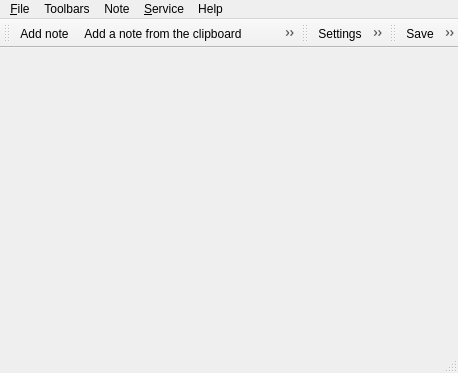
Qt form Manager/Manager.ui (gil9red/NotesManager) before a commit.
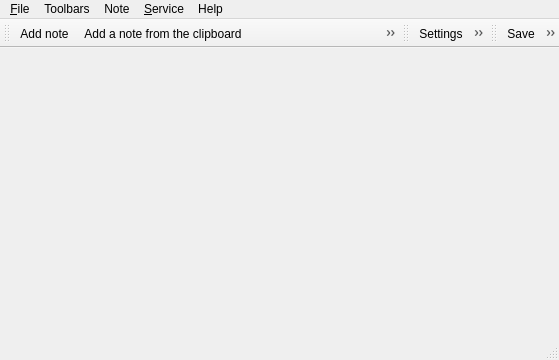
The same form after that commit. Icons and pictures are not drawn. Custom widgets are drawn as their Qt base class.

What changed in the file:
```diff
--- a/Manager/Manager.ui
+++ b/Manager/Manager.ui
@@ -6,8 +6,8 @@
    <rect>
     <x>0</x>
     <y>0</y>
-    <width>458</width>
-    <height>373</height>
+    <width>559</width>
+    <height>360</height>
    </rect>
   </property>
   <property name="windowTitle">
@@ -53,8 +53,8 @@
     <rect>
      <x>0</x>
      <y>0</y>
-     <width>458</width>
-     <height>21</height>
+     <width>559</width>
+     <height>20</height>
     </rect>
    </property>
    <widget class="QMenu" name="menuFile">
@@ -162,7 +162,8 @@
    <addaction name="toolBarAddNoteFromClipboard"/>
    <addaction name="toolBarAddNoteFromScreen"/>
    <addaction name="toolBarAddFolder"/>
-   <addaction name="toolBarRemoveFromTrash"/>
+   <addaction name="toolBarDelete"/>
+   <addaction name="toolBarClearTrash"/>
    <addaction name="toolBarRemoveAllNotes"/>
    <addaction name="toolBarRemoveToTrash"/>
   </widget>
@@ -202,7 +203,6 @@
    <addaction name="toolBarTopNote"/>
    <addaction name="toolBarPrintNote"/>
    <addaction name="toolBarPreviewPrintNote"/>
-   <addaction name="toolBarDuplicateNote"/>
   </widget>
   <action name="actionQuit">
    <property name="icon">
@@ -288,7 +288,7 @@
      <normaloff>:/Manager/remove_all</normaloff>:/Manager/remove_all</iconset>
    </property>
    <property name="text">
-    <string>Remove all notes</string>
+    <string>Remove all notes to trash</string>
    </property>
    <property name="statusTip">
     <string>Remove all notes</string>
@@ -948,6 +948,11 @@
     <string>Note</string>
    </property>
   </action>
+  <action name="toolBarClearTrash">
+   <property name="text">
+    <string>Clear trash</string>
+   </property>
+  </action>
  </widget>
  <layoutdefault spacing="6" margin="11"/>
  <customwidgets>
```
Left out of the diff: 29 changed lines with no effect on the pictures.
